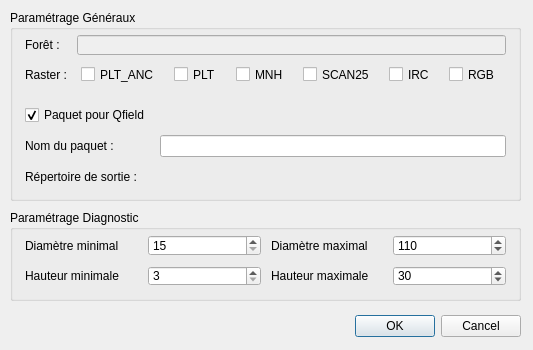
This is dialogs/diagnostic_create/diagnostic_create.ui in paul-carteron/Qracines as Qt 5 draws it before an edit. The edited form follows.
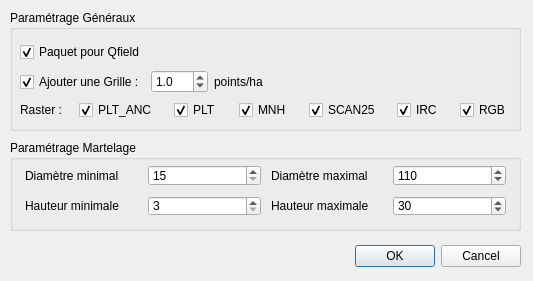
This is the edited form. Custom widgets are drawn as their Qt base class.

```diff
--- a/dialogs/diagnostic_create/diagnostic_create.ui
+++ b/dialogs/diagnostic_create/diagnostic_create.ui
@@ -7,7 +7,7 @@
     <x>0</x>
     <y>0</y>
     <width>533</width>
-    <height>350</height>
+    <height>281</height>
    </rect>
   </property>
   <property name="windowTitle">
@@ -17,7 +17,7 @@
    <property name="geometry">
     <rect>
      <x>10</x>
-     <y>310</y>
+     <y>240</y>
      <width>511</width>
      <height>32</height>
     </rect>
@@ -33,15 +33,15 @@
    <property name="geometry">
     <rect>
      <x>10</x>
-     <y>210</y>
+     <y>140</y>
      <width>511</width>
      <height>91</height>
     </rect>
    </property>
    <property name="title">
-    <string>Paramétrage Diagnostic</string>
+    <string>Paramétrage Martelage</string>
    </property>
-   <widget class="QWidget" name="gridLayoutWidget_5">
+   <widget class="QWidget" name="gridLayoutWidget_3">
     <property name="geometry">
      <rect>
       <x>10</x>
@@ -50,7 +50,7 @@
       <height>61</height>
      </rect>
     </property>
-    <layout class="QGridLayout" name="gridLayout_5" rowstretch="0,0">
+    <layout class="QGridLayout" name="gridLayout_4" rowstretch="0,0">
      <property name="leftMargin">
       <number>5</number>
      </property>
@@ -139,7 +139,7 @@
         <number>3</number>
        </property>
        <property name="maximum">
-        <number>40</number>
+        <number>50</number>
        </property>
        <property name="value">
         <number>30</number>
@@ -155,47 +155,137 @@
      <x>10</x>
      <y>10</y>
      <width>511</width>
-     <height>191</height>
+     <height>121</height>
     </rect>
    </property>
    <property name="title">
     <string>Paramétrage Généraux</string>
    </property>
-   <widget class="QWidget" name="gridLayoutWidget_3">
+   <widget class="QWidget" name="layoutWidget">
     <property name="geometry">
      <rect>
       <x>10</x>
-      <y>20</y>
+      <y>29</y>
       <width>491</width>
-      <height>59</height>
+      <height>81</height>
      </rect>
     </property>
-    <layout class="QGridLayout" name="gridLayout_3">
-     <property name="leftMargin">
-      <number>5</number>
-     </property>
-     <property name="topMargin">
-      <number>5</number>
-     </property>
-     <property name="rightMargin">
-      <number>5</number>
-     </property>
-     <property name="bottomMargin">
-      <number>5</number>
-     </property>
-     <property name="spacing">
-      <number>10</number>
-     </property>
-     <item row="0" column="0">
-      <widget class="QLabel" name="label_layers_4">
-       <property name="text">
-        <string>Forêt :</string>
+    <layout class="QVBoxLayout" name="verticalLayout_2">
+     <item>
+      <layout class="QHBoxLayout" name="horizontalLayout_2">
+       <property name="topMargin">
+        <number>1</number>
        </property>
-      </widget>
+       <item>
+        <widget class="QCheckBox" name="cb_package_for_qfield">
+         <property name="toolTip">
+          <string extracomment="Lorsque la case est cochée, le projet est empaqueté pour QField, compressé en ZIP et déposé dans le répertoire de sortie"/>
+         </property>
+         <property name="statusTip">
+          <string/>
+         </property>
+         <property name="text">
+          <string>Paquet pour Qfield</string>
+         </property>
+         <property name="checked">
+          <bool>true</bool>
+         </property>
+        </widget>
+       </item>
+       <item>
+        <widget class="QgsFileWidget" name="fw_outdir">
+         <property name="toolTip">
+          <string/>
+         </property>
+         <property name="options">
+          <set>QFileDialog::ShowDirsOnly</set>
+         </property>
+        </widget>
+       </item>
+      </layout>
      </item>
-     <item row="1" column="1">
+     <item>
       <layout class="QHBoxLayout" name="horizontalLayout_3">
        <item>
+        <widget class="QCheckBox" name="cb_create_grid">
+         <property name="toolTip">
+          <string extracomment="Lorsque la case est cochée, le projet est empaqueté pour QField, compressé en ZIP et déposé dans le répertoire de sortie"/>
+         </property>
+         <property name="statusTip">
+          <string/>
+         </property>
+         <property name="text">
+          <string>Ajouter une Grille :</string>
+         </property>
+         <property name="checked">
+          <bool>true</bool>
+         </property>
+        </widget>
+       </item>
+       <item>
+        <widget class="QDoubleSpinBox" name="dsp_points_per_ha">
+         <property name="decimals">
+          <number>1</number>
+         </property>
+         <property name="singleStep">
+          <double>0.500000000000000</double>
+         </property>
+         <property name="value">
+          <double>1.000000000000000</double>
+         </property>
+        </widget>
+       </item>
+       <item>
+        <widget class="QLabel" name="label_layers_2">
+         <property name="text">
+          <string>points/ha</string>
+         </property>
+        </widget>
+       </item>
+       <item>
+        <spacer name="horizontalSpacer_2">
+         <property name="orientation">
+          <enum>Qt::Horizontal</enum>
+         </property>
+         <property name="sizeHint" stdset="0">
+          <size>
+           <width>40</width>
+           <height>20</height>
+          </size>
+         </property>
+        </spacer>
+       </item>
+      </layout>
+     </item>
+     <item>
+      <layout class="QHBoxLayout" name="horizontalLayout_6">
+       <item>
+        <widget class="QLabel" name="label_layers_3">
+         <property name="sizePolicy">
+          <sizepolicy hsizetype="Fixed" vsizetype="Preferred">
+           <horstretch>0</horstretch>
+           <verstretch>0</verstretch>
+          </sizepolicy>
+         </property>
+         <property name="text">
+          <string>Raster :</string>
+         </property>
+        </widget>
+       </item>
+       <item>
+        <spacer name="horizontalSpacer_3">
+         <property name="orientation">
+          <enum>Qt::Horizontal</enum>
+         </property>
+         <property name="sizeHint" stdset="0">
+          <size>
+           <width>40</width>
+           <height>20</height>
+          </size>
+         </property>
+        </spacer>
+       </item>
+       <item>
         <widget class="QCheckBox" name="cb_plt_anc">
          <property name="sizePolicy">
           <sizepolicy hsizetype="Maximum" vsizetype="Fixed">
@@ -206,8 +296,27 @@
          <property name="text">
           <string>PLT_ANC</string>
          </property>
+         <property name="checked">
+          <bool>true</bool>
+         </property>
+         <property name="tristate">
+          <bool>false</bool>
+         </property>
         </widget>
        </item>
+       <item>
+        <spacer name="horizontalSpacer_4">
+         <property name="orientation">
+          <enum>Qt::Horizontal</enum>
+         </property>
+         <property name="sizeHint" stdset="0">
+          <size>
+           <width>40</width>
+           <height>20</height>
+          </size>
+         </property>
+        </spacer>
+       </item>
        <item>
         <widget class="QCheckBox" name="cb_plt">
          <property name="sizePolicy">
@@ -219,8 +328,24 @@
          <property name="text">
           <string>PLT</string>
          </property>
+         <property name="checked">
+          <bool>true</bool>
+         </property>
         </widget>
        </item>
+       <item>
+        <spacer name="horizontalSpacer_5">
+         <property name="orientation">
+          <enum>Qt::Horizontal</enum>
+         </property>
+         <property name="sizeHint" stdset="0">
+          <size>
+           <width>40</width>
+           <height>20</height>
+          </size>
+         </property>
+        </spacer>
+       </item>
        <item>
         <widget class="QCheckBox" name="cb_mnh">
          <property name="sizePolicy">
@@ -232,8 +357,24 @@
          <property name="text">
           <string>MNH</string>
          </property>
+         <property name="checked">
+          <bool>true</bool>
+         </property>
         </widget>
        </item>
+       <item>
+        <spacer name="horizontalSpacer_6">
+         <property name="orientation">
+          <enum>Qt::Horizontal</enum>
+         </property>
+         <property name="sizeHint" stdset="0">
+          <size>
+           <width>40</width>
+           <height>20</height>
+          </size>
+         </property>
+        </spacer>
+       </item>
        <item>
         <widget class="QCheckBox" name="cb_scan25">
          <property name="sizePolicy">
@@ -245,8 +386,24 @@
          <property name="text">
           <string>SCAN25</string>
          </property>
+         <property name="checked">
+          <bool>true</bool>
+         </property>
         </widget>
        </item>
+       <item>
+        <spacer name="horizontalSpacer_7">
+         <property name="orientation">
+          <enum>Qt::Horizontal</enum>
+         </property>
+         <property name="sizeHint" stdset="0">
+          <size>
+           <width>40</width>
+           <height>20</height>
+          </size>
+         </property>
+        </spacer>
+       </item>
        <item>
         <widget class="QCheckBox" name="cb_irc">
          <property name="sizePolicy">
@@ -258,8 +415,24 @@
          <property name="text">
           <string>IRC</string>
          </property>
+         <property name="checked">
+          <bool>true</bool>
+         </property>
         </widget>
        </item>
+       <item>
+        <spacer name="horizontalSpacer_8">
+         <property name="orientation">
+          <enum>Qt::Horizontal</enum>
+         </property>
+         <property name="sizeHint" stdset="0">
+          <size>
+           <width>40</width>
+           <height>20</height>
+          </size>
+         </property>
+        </spacer>
+       </item>
        <item>
         <widget class="QCheckBox" name="cb_rgb">
          <property name="sizePolicy">
@@ -271,109 +444,12 @@
          <property name="text">
           <string>RGB</string>
          </property>
+         <property name="checked">
+          <bool>true</bool>
+         </property>
         </widget>
        </item>
       </layout>
-     </item>
-     <item row="1" column="0">
-      <widget class="QLabel" name="label_layers_6">
-       <property name="sizePolicy">
-        <sizepolicy hsizetype="Fixed" vsizetype="Preferred">
-         <horstretch>0</horstretch>
-         <verstretch>0</verstretch>
-        </sizepolicy>
-       </property>
-       <property name="text">
-        <string>Raster :</string>
-       </property>
-      </widget>
-     </item>
-     <item row="0" column="1">
-      <widget class="QLineEdit" name="le_forest_name">
-       <property name="enabled">
-        <bool>false</bool>
-       </property>
-      </widget>
-     </item>
-    </layout>
-   </widget>
-   <widget class="QWidget" name="gridLayoutWidget_4">
-    <property name="geometry">
-     <rect>
-      <x>10</x>
-      <y>90</y>
-      <width>491</width>
-      <height>91</height>
-     </rect>
-    </property>
-    <layout class="QGridLayout" name="gridLayout_4">
-     <property name="leftMargin">
-      <number>5</number>
-     </property>
-     <property name="topMargin">
-      <number>5</number>
-     </property>
-     <property name="rightMargin">
-      <number>5</number>
-     </property>
-     <property name="bottomMargin">
-      <number>5</number>
-     </property>
-     <property name="spacing">
-      <number>10</number>
-     </property>
-     <item row="1" column="0">
-      <widget class="QLabel" name="label_layers_11">
-       <property name="text">
-        <string>Nom du paquet :</string>
-       </property>
-      </widget>
-     </item>
-     <item row="1" column="1">
-      <widget class="QLineEdit" name="le_package_title">
-       <property name="enabled">
-        <bool>true</bool>
-       </property>
-       <property name="readOnly">
-        <bool>false</bool>
-       </property>
-       <property name="placeholderText">
-        <string extracomment="Default to : DXXHXX_FORET_diag"/>
-       </property>
-      </widget>
-     </item>
-     <item row="0" column="0">
-      <widget class="QCheckBox" name="cb_package_for_qfield">
-       <property name="toolTip">
-        <string extracomment="Lorsque la case est cochée, le projet est empaqueté pour QField, compressé en ZIP et déposé dans le répertoire de sortie"/>
-       </property>
-       <property name="statusTip">
-        <string/>
-       </property>
-       <property name="text">
-        <string>Paquet pour Qfield</string>
-       </property>
-       <property name="checked">
-        <bool>true</bool>
-       </property>
-      </widget>
-     </item>
-     <item row="2" column="0">
-      <widget class="QLabel" name="label_layers_12">
-       <property name="text">
-        <string>Répertoire de sortie :</string>
-       </property>
-      </widget>
-     </item>
-     <item row="2" column="1">
-      <widget class="QgsFileWidget" name="fw_package_outdir">
-       <property name="toolTip">
-        <string/>
-       </property>
-       <property name="options">
-        <set>QFileDialog::ShowDirsOnly</set>
-       </property>
-      </widget>
      </item>
     </layout>
    </widget>
```
Left out of the diff: 4 changed lines with no effect on the pictures.
